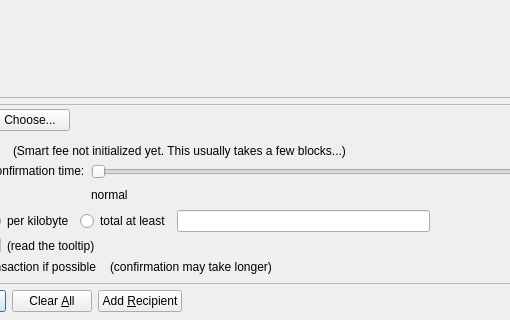
First picture: the form in src/qt/forms/sendcoinsdialog.ui, repository bitcoinxt/bitcoinxt, before the edit; both pictures show x 155 to 665 and y 206 to 526 of the 850 by 526 pixel window.
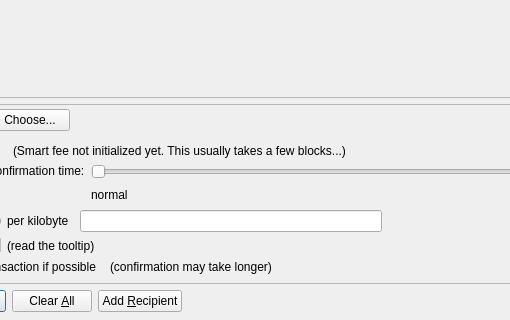
Second picture: the form after the edit. Icons and pictures are not drawn. Custom widgets are drawn as their Qt base class.

Commit message: remove minimum total fee option

Diff of the .ui file:
```diff
--- a/src/qt/forms/sendcoinsdialog.ui
+++ b/src/qt/forms/sendcoinsdialog.ui
@@ -868,19 +868,6 @@
                    </attribute>
                   </widget>
                  </item>
-                 <item>
-                  <widget class="QRadioButton" name="radioCustomAtLeast">
-                   <property name="toolTip">
-                    <string>If the custom fee is set to 1000 satoshis and the transaction is only 250 bytes, then &quot;per kilobyte&quot; only pays 250 satoshis in fee, while &quot;total at least&quot; pays 1000 satoshis. For transactions bigger than a kilobyte both pay by kilobyte.</string>
-                   </property>
-                   <property name="text">
-                    <string>total at least</string>
-                   </property>
-                   <attribute name="buttonGroup">
-                    <string notr="true">groupCustomFee</string>
-                   </attribute>
-                  </widget>
-                 </item>
                  <item>
                   <widget class="BitcoinAmountField" name="customFee"/>
                  </item>
```
The commit also changes 4 other files.
